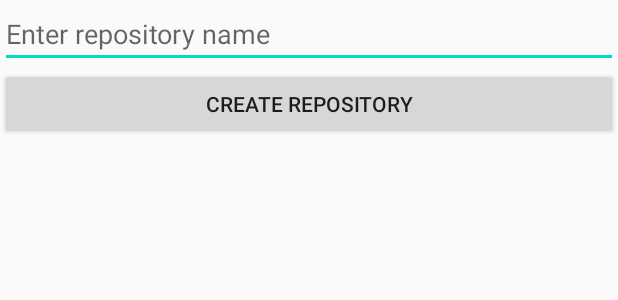
After one commit to tsigor/OAuthWebViewApp, an Android app: the layout activity_create_repository.xml on its own in the app's theme, with its tools: preview values and no code run, on a phone screen of 412 x 824 dp. The commit adds this screen. Shown: the top 300 px of the screen. Run offline under Robolectric (Android 15) with nearby library versions, the phone set to English and light mode, and no system bars.

Commit message:
Many changes and addons

```diff
--- a/app/src/main/java/com/example/oauthwebviewapp/model/AccessToken.java
+++ b/app/src/main/java/com/example/oauthwebviewapp/model/AccessTokenResponse.java
@@ -2,7 +2,7 @@ package com.example.oauthwebviewapp.model;
 
 import com.google.gson.annotations.SerializedName;
 
-public class AccessToken {
+public class AccessTokenResponse {
     @SerializedName("access_token")
     private String accessToken;
     @SerializedName("token_type")
--- /dev/null
+++ b/app/src/main/java/com/example/oauthwebviewapp/user/UserRequest.java
@@ -0,0 +1,4 @@
+package com.example.oauthwebviewapp.user;
+
+public class UserRequest {
+}
--- /dev/null
+++ b/app/src/main/res/layout/activity_create_repository.xml
@@ -0,0 +1,29 @@
+<?xml version="1.0" encoding="utf-8"?>
+<LinearLayout xmlns:android="http://schemas.android.com/apk/res/android"
+    xmlns:app="http://schemas.android.com/apk/res-auto"
+    xmlns:tools="http://schemas.android.com/tools"
+    android:layout_width="match_parent"
+    android:layout_height="match_parent"
+    tools:context=".CreateRepositoryActivity"
+    android:orientation="vertical">
+
+    <EditText
+        android:id="@+id/etRepositoryName"
+        android:layout_width="match_parent"
+        android:layout_height="wrap_content"
+        android:hint="Enter repository name"/>
+
+    <Button
+        android:id="@+id/btnCreateRepository"
+        android:layout_width="match_parent"
+        android:layout_height="wrap_content"
+        android:text="Create repository"/>
+
+    <Button
+        android:id="@+id/btnOpenRepository"
+        android:layout_width="match_parent"
+        android:layout_height="wrap_content"
+        android:text="Open repository in browser"
+        android:visibility="gone"/>
+
+</LinearLayout>
```
Also changed, not shown: app/src/main/java/com/example/oauthwebviewapp/CreateRepositoryActivity.java (added, +82 -0 lines), app/src/main/java/com/example/oauthwebviewapp/MainActivity.java (+34 -50 lines), app/src/main/java/com/example/oauthwebviewapp/repository/CreateRepositoryRequest.java (added, +25 -0 lines), app/src/main/java/com/example/oauthwebviewapp/repository/CreateRepositoryResponse.java (added, +13 -0 lines), app/src/main/java/com/example/oauthwebviewapp/service/GitHubApi.java (+16 -17 lines), app/src/main/java/com/example/oauthwebviewapp/user/UserResponse.java (added, +36 -0 lines).
